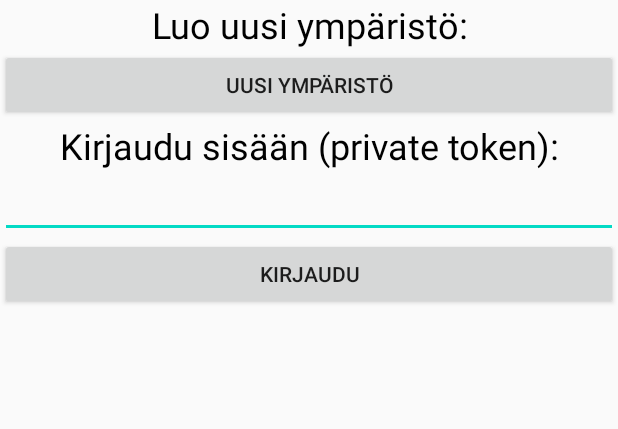
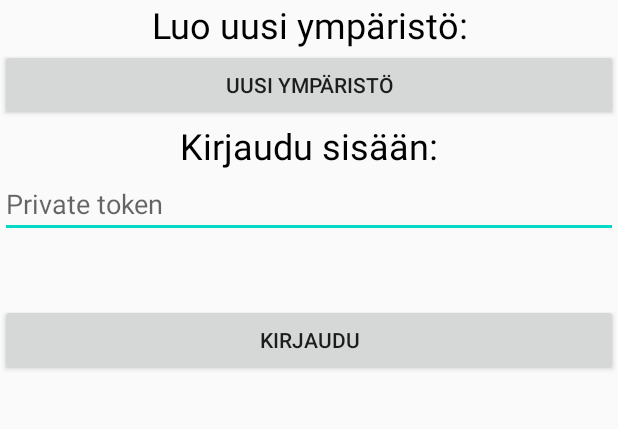
Before and after one commit to TuomaKas96/RolePay, an Android app: the screen it shows after launch (MainActivity), on a phone screen of 412 x 824 dp, the part 157-586 px from its top. Run offline under Robolectric (Android 15) with nearby library versions, the phone set to English and light mode, and no system bars.

Commit message:
Added some new stuff and tried to make login work.

```diff
--- a/app/src/main/java/com/example/rolepay/DatabaseConnection.kt
+++ b/app/src/main/java/com/example/rolepay/DatabaseConnection.kt
@@ -138,6 +138,6 @@ class DatabaseConnection : JobIntentService() {
 
         //Change to match your local IP
         // IMPORTANT! Your device must be in the same LAN for this to work
-        var dbUrl = "http://192.168.1.101:3000/"
+        var dbUrl = "http://89.166.118.240:3000/"
     }
 }
--- a/app/src/main/java/com/example/rolepay/MainActivity.kt
+++ b/app/src/main/java/com/example/rolepay/MainActivity.kt
@@ -1,13 +1,58 @@
 package com.example.rolepay
 
+import android.content.Context
 import androidx.appcompat.app.AppCompatActivity
 import android.os.Bundle
 import android.util.Log
+import android.view.View
+import android.view.inputmethod.InputMethodManager
+import android.widget.Button
+import android.widget.EditText
+import android.widget.TextView
+import kotlinx.android.synthetic.main.activity_main.*
 
 class MainActivity : AppCompatActivity() {
     override fun onCreate(savedInstanceState: Bundle?) {
         super.onCreate(savedInstanceState)
         setContentView(R.layout.activity_main)
         Log.d("MainActivity", "MainActivity started")
+
+        //login button click listener
+        findViewById<Button>(R.id.login_button).setOnClickListener {
+            loginHandler(it)
+        }
+    }
+
+    /*
+    * TODO:  make loginHandler work with db
+    *
+    *  check input through db.
+    * if input == ok -> login, create session and navigate to main view
+    * else display error text (turn visible) and maybe highlight input field
+    * */
+    private fun loginHandler(view: View){
+        val loginInput = findViewById<EditText>(R.id.login_input)
+        val errorText = findViewById<TextView>(R.id.login_error_text)
+        val testText = findViewById<TextView>(R.id.test_text)
+
+        //remove this after testing
+        testText.text = loginInput.text.toString()
+
+        /*
+        check input through db
+        SELECT 1 FROM user WHERE private_token = '$loginInput.text.toString()'
+        if (QUERY IS OK){
+            set login as private_token for later use
+            set public_token_value_text to public_token value from db
+            navigate to main view
+        }
+        else{
+            errorText.visibility = errorText.VISIBLE
+        }
+        */
+
+        // Hide the keyboard
+        val inputMethodManager = getSystemService(Context.INPUT_METHOD_SERVICE) as InputMethodManager
+        inputMethodManager.hideSoftInputFromWindow(view.windowToken, 0)
     }
 }
--- a/app/src/main/java/com/example/rolepay/UserMainView.kt
+++ b/app/src/main/java/com/example/rolepay/UserMainView.kt
@@ -8,4 +8,6 @@ class UserMainView : AppCompatActivity() {
         super.onCreate(savedInstanceState)
         setContentView(R.layout.activity_user_main_view)
     }
+
+
 }
--- a/app/src/main/res/layout/activity_main.xml
+++ b/app/src/main/res/layout/activity_main.xml
@@ -48,13 +48,33 @@
         android:layout_width="match_parent"
         android:layout_height="wrap_content"
         android:ems="10"
-        android:inputType="textPersonName" />
+        android:hint="@string/login_input_hint"
+        android:inputType="text" />
+
+    <TextView
+        android:id="@+id/login_error_text"
+        android:layout_width="match_parent"
+        android:layout_height="wrap_content"
+        android:text="@string/login_error_text"
+        android:textAlignment="center"
+        android:textColor="@android:color/holo_red_light"
+        android:textSize="18sp"
+        android:visibility="invisible"
+        tools:visibility="invisible" />
+
+    <TextView
+        android:id="@+id/test_text"
+        android:layout_width="match_parent"
+        android:layout_height="wrap_content"
+        android:text="@string/test_text"
+        android:textAlignment="center"
+        android:textColor="@android:color/black" />
 
     <Button
         android:id="@+id/login_button"
         android:layout_width="match_parent"
         android:layout_height="wrap_content"
-        android:text="@string/login_button_text" />
+        android:text="@string/login_button_text"/>
 
 
 </LinearLayout>
--- a/app/src/main/res/layout/activity_user_main_view.xml
+++ b/app/src/main/res/layout/activity_user_main_view.xml
@@ -28,6 +28,8 @@
         android:textColor="@android:color/black"
         android:textSize="24sp" />
 
+    <!--TODO: change text to correct value from db
+              add functionality (onClick and clickHandler in .kt file)-->
     <TextView
         android:id="@+id/balance_value_text"
         android:layout_width="match_parent"
@@ -75,12 +77,14 @@
         android:textAlignment="center"
         android:textColor="@android:color/black" />
 
+    <!--TODO: change text to correct value from db-->
     <TextView
-        android:id="@+id/textView8"
+        android:id="@+id/public_token_val_text"
         android:layout_width="match_parent"
         android:layout_height="wrap_content"
         android:text="@string/public_token_value_text"
         android:textAlignment="center"
         android:textColor="@android:color/black" />
 
+    <!--TODO: add logout button-->
 </LinearLayout>
--- a/app/src/main/res/values/strings.xml
+++ b/app/src/main/res/values/strings.xml
@@ -4,9 +4,11 @@
     <!--activity_main-->
     <string name="new_environment_text">Luo uusi ympäristö:</string>
     <string name="new_environment_button">Uusi ympäristö</string>
-    <string name="login_text">Kirjaudu sisään (private token):</string>
-    <string name="login_input_text">Private token</string>
+    <string name="login_text">Kirjaudu sisään:</string>
+    <string name="login_input_hint">Private token</string>
     <string name="login_button_text">Kirjaudu</string>
+    <string name="login_error_text">Virhe kirjautuessa. Yritä uudelleen.</string>
+    <string name="test_text"></string>
 
     <!--activity_user_main_view-->
     <string name="balance_text">Saldo</string>
```
